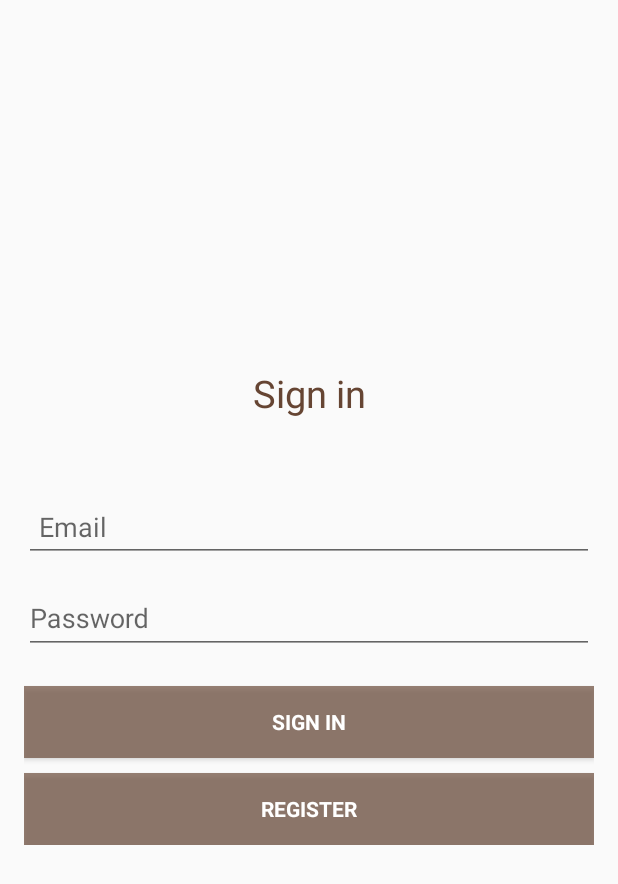
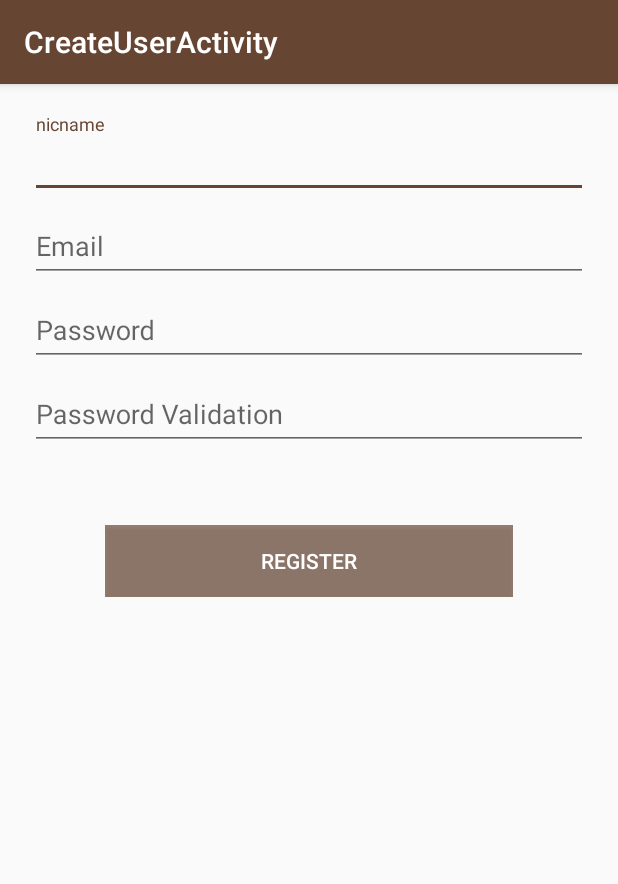
Before and after one commit to aragaki7/NewKids, an Android app: the screen it shows after launch (LogIn before the commit, CreateUserActivity after it), after a tap on "REGISTER", on a phone screen of 412 x 824 dp. Shown: the top 884 px of the screen. Run offline under Robolectric (Android 15) with nearby library versions, the phone set to English and light mode, and no system bars; pictures from the network do not load; 8 statements that could not run were skipped.

Commit message:
createuser

```diff
--- /dev/null
+++ b/app/src/main/java/senori/or/jp/sharering/activity/CreateUserActivity.java
@@ -0,0 +1,393 @@
+package senori.or.jp.sharering.activity;
+
+import android.annotation.TargetApi;
+import android.app.LoaderManager;
+import android.content.ContentResolver;
+import android.content.CursorLoader;
+import android.content.Loader;
+import android.content.pm.PackageManager;
+import android.database.Cursor;
+import android.net.Uri;
+import android.os.AsyncTask;
+import android.os.Build;
+import android.os.Bundle;
+import android.provider.ContactsContract;
+import android.support.annotation.NonNull;
+import android.support.design.widget.Snackbar;
+import android.support.v7.app.AppCompatActivity;
+import android.support.v7.widget.Toolbar;
+import android.text.TextUtils;
+import android.util.Log;
+import android.view.KeyEvent;
+import android.view.View;
+import android.view.inputmethod.EditorInfo;
+import android.widget.ArrayAdapter;
+import android.widget.AutoCompleteTextView;
+import android.widget.Button;
+import android.widget.EditText;
+import android.widget.ImageView;
+import android.widget.TextView;
+import android.widget.Toast;
+
+import com.bumptech.glide.Glide;
+
+import org.apache.http.HttpEntity;
+import org.apache.http.HttpResponse;
+import org.apache.http.client.HttpClient;
+import org.apache.http.client.entity.UrlEncodedFormEntity;
+import org.apache.http.client.methods.HttpPost;
+import org.apache.http.impl.client.DefaultHttpClient;
+import org.apache.http.message.BasicNameValuePair;
+
+import java.util.ArrayList;
+import java.util.List;
+
+import senori.or.jp.sharering.R;
+
+import static android.Manifest.permission.READ_CONTACTS;
+
+public class CreateUserActivity extends AppCompatActivity implements LoaderManager.LoaderCallbacks<Cursor> {
+
+    private EditText edit_nicname;
+    private AutoCompleteTextView edit_email;
+    private EditText edit_password;
+    private EditText edit_password_val;
+    private UserLoginTask mAuthTask = null;
+    private ImageView imageView;
+    private Button button_create;
+    private int REQUEST_READ_CONTACTS = 0;
+
+    @Override
+    protected void onCreate(Bundle savedInstanceState) {
+        super.onCreate(savedInstanceState);
+        setContentView(R.layout.activity_create_user);
+        Toolbar toolbar = (Toolbar) findViewById(R.id.toolbar);
+        setSupportActionBar(toolbar);
+
+
+        edit_nicname = (EditText) findViewById(R.id.edit_nicname);
+        edit_email = (AutoCompleteTextView) findViewById(R.id.edit_email);
+        edit_password = (EditText) findViewById(R.id.edit_password);
+        edit_password_val = (EditText) findViewById(R.id.edit_password_val);
+
+        imageView = (ImageView) findViewById(R.id.imageView);
+        Glide.with(this).fromResource().load(R.drawable.intro).into(imageView);
+
+        populateAutoComplete();
+
+        button_create = (Button) findViewById(R.id.button_create);
+        button_create.setOnClickListener(new View.OnClickListener() {
+            @Override
+            public void onClick(View v) {
+
+//                if (edit_password.length() > 7) {
+//                    if (edit_password.getText().toString().trim().equals(edit_password_val.getText().toString().trim())) {
+
+                attemptLogin();
+
+//                    } else {
+//                        //비밀번호와 비밀번호확인이 다를때
+//                        Toast.makeText(getApplicationContext(), getString(R.string.password_wrong), Toast.LENGTH_SHORT).show();
+//                    }
+//
+//                } else {
+//                    //비밀번호가 8자리 이하일때
+//                    Toast.makeText(getApplicationContext(), getString(R.string.password_below), Toast.LENGTH_SHORT).show();
+//                }
+
+
+            }
+        });
+
+        edit_password.setOnEditorActionListener(new TextView.OnEditorActionListener() {
+            @Override
+            public boolean onEditorAction(TextView textView, int id, KeyEvent keyEvent) {
+                if (id == R.id.login || id == EditorInfo.IME_NULL) {
+                    attemptLogin();
+                    return true;
+                }
+                return false;
+            }
+        });
+
+    }
+
+    @Override
+    public void onRequestPermissionsResult(int requestCode, @NonNull String[] permissions,
+                                           @NonNull int[] grantResults) {
+        if (requestCode == REQUEST_READ_CONTACTS) {
+            if (grantResults.length == 1 && grantResults[0] == PackageManager.PERMISSION_GRANTED) {
+                populateAutoComplete();
+            }
+        }
+    }
+
+    private void populateAutoComplete() {
+        if (!mayRequestContacts()) {
+            return;
+        }
+
+        if (Build.VERSION.SDK_INT >= 14) {
+            // Use ContactsContract.Profile (API 14+)
+            getLoaderManager().initLoader(0, null, this);
+        } else if (Build.VERSION.SDK_INT >= 8) {
+            // Use AccountManager (API 8+)
+            new SetupEmailAutoCompleteTask().execute(null, null);
+        }
+    }
+
+    @Override
+    public Loader<Cursor> onCreateLoader(int i, Bundle bundle) {
+        return new CursorLoader(this,
+                // Retrieve data rows for the device user's 'profile' contact.
+                Uri.withAppendedPath(ContactsContract.Profile.CONTENT_URI,
+                        ContactsContract.Contacts.Data.CONTENT_DIRECTORY), ProfileQuery.PROJECTION,
+
+                // Select only email addresses.
+                ContactsContract.Contacts.Data.MIMETYPE +
+                        " = ?", new String[]{ContactsContract.CommonDataKinds.Email
+                .CONTENT_ITEM_TYPE},
+
+                // Show primary email addresses first. Note that there won't be
+                // a primary email address if the user hasn't specified one.
+                ContactsContract.Contacts.Data.IS_PRIMARY + " DESC");
+    }
+
+    @Override
+    public void onLoadFinished(Loader<Cursor> cursorLoader, Cursor cursor) {
+        List<String> emails = new ArrayList<String>();
+        cursor.moveToFirst();
+        while (!cursor.isAfterLast()) {
+            emails.add(cursor.getString(ProfileQuery.ADDRESS));
+            cursor.moveToNext();
+        }
+
+        addEmailsToAutoComplete(emails);
+    }
+
+    @Override
+    public void onLoaderReset(Loader<Cursor> loader) {
+
+    }
+
+    class SetupEmailAutoCompleteTask extends AsyncTask<Void, Void, List<String>> {
+
+        @Override
+        protected List<String> doInBackground(Void... voids) {
+            ArrayList<String> emailAddressCollection = new ArrayList<String>();
+
+            // Get all emails from the user's contacts and copy them to a list.
+            ContentResolver cr = getContentResolver();
+            Cursor emailCur = cr.query(ContactsContract.CommonDataKinds.Email.CONTENT_URI, null,
+                    null, null, null);
+            while (emailCur.moveToNext()) {
+                String email = emailCur.getString(emailCur.getColumnIndex(ContactsContract
+                        .CommonDataKinds.Email.DATA));
+                emailAddressCollection.add(email);
+            }
+            emailCur.close();
+
+            return emailAddressCollection;
+        }
+
+        @Override
+        protected void onPostExecute(List<String> emailAddressCollection) {
+            addEmailsToAutoComplete(emailAddressCollection);
+        }
+    }
+
+    private void addEmailsToAutoComplete(List<String> emailAddressCollection) {
+        //Create adapter to tell the AutoCompleteTextView what to show in its dropdown list.
+        ArrayAdapter<String> adapter =
+                new ArrayAdapter<String>(CreateUserActivity.this,
+                        android.R.layout.simple_dropdown_item_1line, emailAddressCollection);
+
+        edit_email.setAdapter(adapter);
+    }
+
+    private interface ProfileQuery {
+        String[] PROJECTION = {
+                ContactsContract.CommonDataKinds.Email.ADDRESS,
+                ContactsContract.CommonDataKinds.Email.IS_PRIMARY,
+        };
+
+        int ADDRESS = 0;
+        int IS_PRIMARY = 1;
+    }
+
+    private boolean mayRequestContacts() {
+        if (Build.VERSION.SDK_INT < Build.VERSION_CODES.M) {
+            return true;
+        }
+        if (checkSelfPermission(READ_CONTACTS) == PackageManager.PERMISSION_GRANTED) {
+            return true;
+        }
+        if (shouldShowRequestPermissionRationale(READ_CONTACTS)) {
+            Snackbar.make(edit_email, R.string.permission_rationale, Snackbar.LENGTH_INDEFINITE)
+                    .setAction(android.R.string.ok, new View.OnClickListener() {
+                        @Override
+                        @TargetApi(Build.VERSION_CODES.M)
+                        public void onClick(View v) {
+                            requestPermissions(new String[]{READ_CONTACTS}, REQUEST_READ_CONTACTS);
+                        }
+                    });
+        } else {
+            requestPermissions(new String[]{READ_CONTACTS}, REQUEST_READ_CONTACTS);
+        }
+        return false;
+    }
+
+    private void attemptLogin() {
+        if (mAuthTask != null) {
+            return;
+        }
+
+        // Reset errors.
+        edit_email.setError(null);
+        edit_password.setError(null);
+        edit_nicname.setError(null);
+
+        // Store values at the time of the login attempt.
+        String email = edit_email.getText().toString();
+        String password = edit_password.getText().toString();
+        String nicname = edit_nicname.getText().toString();
+        boolean cancel = false;
+        View focusView = null;
+
+        // Check for a valid password, if the user entered one.
+        if (TextUtils.isEmpty(password)) {
+            edit_password.setError(getString(R.string.error_invalid_password));
+            focusView = edit_password;
+            cancel = true;
+        } else if (!isPasswordValid(password)) {
+            edit_password.setError(getString(R.string.password_wrong));
+            focusView = edit_password;
+            cancel = true;
+        } else if (!password.toString().trim().equals(edit_password_val.getText().toString().trim())) {
+            Toast.makeText(getApplicationContext(), password + "/" + edit_password_val.getText(), Toast.LENGTH_SHORT).show();
+            edit_password.setError(getString(R.string.password_below));
+            focusView = edit_password;
+            cancel = true;
+        }
+
+        // Check for a valid email address.
+        if (TextUtils.isEmpty(email)) {
+            edit_email.setError(getString(R.string.error_field_required));
+            focusView = edit_email;
+            cancel = true;
+        } else if (!isEmailValid(email)) {
+            edit_email.setError(getString(R.string.error_invalid_email));
+            focusView = edit_email;
+            cancel = true;
+        }
+
+        if (TextUtils.isEmpty(nicname)) {
+            edit_nicname.setError(getString(R.string.error_field_required));
+            focusView = edit_nicname;
+            cancel = true;
+        }
+
+        if (cancel) {
+            // There was an error; don't attempt login and focus the first
+            // form field with an error.
+            focusView.requestFocus();
+        } else {
+            // Show a progress spinner, and kick off a background task to
+            // perform the user login attempt.
+            // showProgress(true);
+            mAuthTask = new UserLoginTask(email, password, nicname);
+            mAuthTask.execute((Void) null);
+        }
+    }
+
+    private boolean isEmailValid(String email) {
+        //TODO: Replace this with your own logic
+        return email.contains("@");
+    }
+
+    private boolean isPasswordValid(String password) {
+        //TODO: Replace this with your own logic
+        return password.length() > 7;
+    }
+
+    public class UserLoginTask extends AsyncTask<Void, Void, Boolean> {
+
+        private final String mEmail;
+        private final String mPassword;
+        private final String mNicname;
+
+
+        UserLoginTask(String email, String password, String nicname) {
+            mEmail = email;
+            mPassword = password;
+            mNicname = nicname;
+        }
+
+        @Override
+        protected Boolean doInBackground(Void... params) {
+            // TODO: attempt authentication against a network service.
+
+
+            String uri = "http://133.130.88.202:8080/project/createuser.jsp";
+
+            try {
+                HttpClient client = new DefaultHttpClient();
+                HttpPost post = new HttpPost(uri);
+                List param = new ArrayList(); // 파라미터를 List에 담아서 보냅니다.
+                param.add(new BasicNameValuePair("nicname", mNicname)); //파라미터 이름, 보낼 데이터 순입니다.
+                param.add(new BasicNameValuePair("email", mEmail));
+                param.add(new BasicNameValuePair("password", mPassword));
+
+                UrlEncodedFormEntity ent = new UrlEncodedFormEntity(param, "utf-8");
+                post.setEntity(ent);
+                HttpResponse responsePOST = client.execute(post);
+                HttpEntity resEntity = responsePOST.getEntity();
+
+            } catch (Exception e) {
+                Log.e("error", e.getMessage());
+                return false;
+                // sb = null;
+            }
+
+            // Simulate network access.
+            //  Thread.sleep(2000);
+
+
+//            for (String credential : DUMMY_CREDENTIALS) {
+//                String[] pieces = credential.split(":");
+//                if (pieces[0].equals(mEmail)) {
+//                    // Account exists, return true if the password matches.
+//                    return pieces[1].equals(mPassword);
+//                }
+//            }
+
+            // TODO: register the new account here.
+            return true;
+        }
+
+        @Override
+        protected void onPostExecute(final Boolean success) {
+            mAuthTask = null;
+
+            if (success) {
+
+                finish();
+
+            } else {
+                Toast.makeText(getApplicationContext(), "이메일 또는 닉네임이 있습니다.", Toast.LENGTH_SHORT).show();
+            }
+        }
+
+        @Override
+        protected void onCancelled() {
+            mAuthTask = null;
+            //showProgress(false);
+        }
+
+        @Override
+        protected void onPreExecute() {
+            super.onPreExecute();
+            // cDlalog.show();
+        }
+    }
+}
--- a/app/src/main/java/senori/or/jp/sharering/activity/LogIn.java
+++ b/app/src/main/java/senori/or/jp/sharering/activity/LogIn.java
@@ -161,7 +161,8 @@ public class LogIn extends AppCompatActivity implements ServerThread.OnConnect {
                     btn_singup.setOnClickListener(new View.OnClickListener() {
                         @Override
                         public void onClick(View v) {
-
+                            Intent intent = new Intent(getApplicationContext(), CreateUserActivity.class);
+                            startActivity(intent);
                         }
                     });
                     Glide.with(LogIn.this).fromResource().load(R.drawable.intro).into(imageView);
--- /dev/null
+++ b/app/src/main/res/layout/activity_create_user.xml
@@ -0,0 +1,36 @@
+<?xml version="1.0" encoding="utf-8"?>
+<android.support.design.widget.CoordinatorLayout xmlns:android="http://schemas.android.com/apk/res/android"
+    xmlns:app="http://schemas.android.com/apk/res-auto"
+    xmlns:tools="http://schemas.android.com/tools"
+    android:layout_width="match_parent"
+    android:layout_height="match_parent"
+    android:fitsSystemWindows="true"
+    tools:context="senori.or.jp.sharering.activity.CreateUserActivity">
+
+
+    <android.support.design.widget.AppBarLayout
+        android:layout_width="match_parent"
+        android:layout_height="wrap_content"
+        android:theme="@style/AppTheme.AppBarOverlay">
+
+        <android.support.v7.widget.Toolbar
+            android:id="@+id/toolbar"
+            android:layout_width="match_parent"
+            android:layout_height="?attr/actionBarSize"
+            android:background="?attr/colorPrimary"
+            app:popupTheme="@style/AppTheme.PopupOverlay" />
+
+    </android.support.design.widget.AppBarLayout>
+
+
+    <ImageView
+        android:id="@+id/imageView"
+        android:layout_width="match_parent"
+        android:layout_height="match_parent"
+        android:adjustViewBounds="true"
+        android:scaleType="centerCrop" />
+
+    <include layout="@layout/content_create_user" />
+
+
+</android.support.design.widget.CoordinatorLayout>
--- a/app/src/main/res/layout/activity_login.xml
+++ b/app/src/main/res/layout/activity_login.xml
@@ -86,7 +86,7 @@
                     android:layout_height="wrap_content"
                     android:layout_marginBottom="10dp"
                     android:layout_marginTop="16dp"
-                    android:background="#aa664533"
+                    android:background="@color/colorButton"
                     android:text="@string/action_sign_in"
                     android:textColor="@android:color/white"
                     android:textStyle="bold" />
@@ -96,7 +96,7 @@
                     style="?android:textAppearanceSmall"
                     android:layout_width="match_parent"
                     android:layout_height="wrap_content"
-                    android:background="#aa664533"
+                    android:background="@color/colorButton"
                     android:text="@string/action_register"
                     android:textColor="@android:color/white"
                     android:textStyle="bold" />
--- /dev/null
+++ b/app/src/main/res/layout/content_create_user.xml
@@ -0,0 +1,81 @@
+<?xml version="1.0" encoding="utf-8"?>
+<LinearLayout xmlns:android="http://schemas.android.com/apk/res/android"
+    xmlns:app="http://schemas.android.com/apk/res-auto"
+    xmlns:tools="http://schemas.android.com/tools"
+    android:layout_width="match_parent"
+    android:layout_height="match_parent"
+    android:layout_margin="20dp"
+    android:orientation="vertical"
+    app:layout_behavior="@string/appbar_scrolling_view_behavior"
+    tools:context="senori.or.jp.sharering.activity.CreateUserActivity"
+    tools:showIn="@layout/activity_create_user">
+
+
+    <android.support.design.widget.TextInputLayout
+        android:layout_width="match_parent"
+        android:layout_height="wrap_content">
+
+        <EditText
+            android:id="@+id/edit_nicname"
+            android:layout_width="match_parent"
+            android:layout_height="wrap_content"
+            android:hint="@string/nicmane" />'
+
+    </android.support.design.widget.TextInputLayout>
+
+    <android.support.design.widget.TextInputLayout
+        android:layout_width="match_parent"
+        android:layout_height="wrap_content">
+
+        <AutoCompleteTextView
+            android:id="@+id/edit_email"
+            android:layout_width="match_parent"
+            android:layout_height="wrap_content"
+            android:hint="@string/prompt_email"
+            android:inputType="textEmailAddress" />'
+
+    </android.support.design.widget.TextInputLayout>
+
+    <android.support.design.widget.TextInputLayout
+        android:layout_width="match_parent"
+        android:layout_height="wrap_content">
+
+        <EditText
+            android:id="@+id/edit_password"
+            android:layout_width="match_parent"
+            android:layout_height="wrap_content"
+            android:hint="@string/prompt_password"
+            android:inputType="textPassword" />'
+
+    </android.support.design.widget.TextInputLayout>
+
+    <android.support.design.widget.TextInputLayout
+        android:layout_width="match_parent"
+        android:layout_height="wrap_content">
+
+        <EditText
+            android:id="@+id/edit_password_val"
+            android:layout_width="match_parent"
+            android:layout_height="wrap_content"
+            android:hint="@string/prompt_password_val"
+            android:inputType="textPassword" />'
+
+    </android.support.design.widget.TextInputLayout>
+
+    <LinearLayout
+        android:layout_width="match_parent"
+        android:layout_height="wrap_content"
+        android:layout_margin="50dp">
+
+        <Button
+            android:id="@+id/button_create"
+            android:layout_width="match_parent"
+            android:layout_height="wrap_content"
+            android:background="@color/colorButton"
+            android:shadowDx="10"
+            android:shadowDy="10"
+            android:text="@string/action_register"
+            android:textColor="@android:color/white" />
+    </LinearLayout>
+
+</LinearLayout>
--- a/app/src/main/res/values/colors.xml
+++ b/app/src/main/res/values/colors.xml
@@ -5,4 +5,5 @@
     <color name="colorAccent">#664533</color>
 
     <color name="black_overlay">#66000000</color>
+    <color name="colorButton">#aa664533</color>
 </resources>
--- a/app/src/main/res/values/strings.xml
+++ b/app/src/main/res/values/strings.xml
@@ -13,6 +13,7 @@
     <!-- Strings related to login -->
     <string name="prompt_email">Email</string>
     <string name="prompt_password">Password</string>
+    <string name="prompt_password_val">Password Validation</string>
     <string name="action_sign_in">Sign in</string>
     <string name="action_register">Register</string>
     <string name="action_sign_in_short">Sign in</string>
@@ -24,6 +25,8 @@
         completions."
     </string>
 
+    <string name="nicmane">nicname</string>
+
 
     <string name="gallery">Gallery</string>
     <string name="title_activity_fullscreen">FullscreenActivity</string>
@@ -31,7 +34,9 @@
     <string name="dummy_content">DUMMY\nCONTENT</string>
     <string name="title_activity_setting">SettingActivity</string>
     <string name="title_activity_write">WriteActivity</string>
-    <string name="section_format">Hello World from section: %1$d</string>
+
+    <string name="password_wrong"> 비밀번호가 일치하지 않습니다.</string>
+    <string name="password_below">비밀번호가 8자리 이하입니다.</string>
 
     <!-- key -->
     <string name="key_days">days</string>
@@ -43,4 +48,5 @@
     <string name="title_activity_scrolling">ScrollingActivity</string>
 
     <string name="action_settings">Settings</string>
+    <string name="title_activity_create_user">CreateUserActivity</string>
 </resources>
--- a/build.gradle
+++ b/build.gradle
@@ -5,7 +5,7 @@ buildscript {
         jcenter()
     }
     dependencies {
-        classpath 'com.android.tools.build:gradle:2.0.0'
+        classpath 'com.android.tools.build:gradle:2.1.0'
 
         // NOTE: Do not place your application dependencies here; they belong
         // in the individual module build.gradle files
```
Also changed, not shown: app/src/main/AndroidManifest.xml (+7 -7 lines), app/src/main/java/senori/or/jp/sharering/activity/LoginActivity.java (+1 -15 lines).
